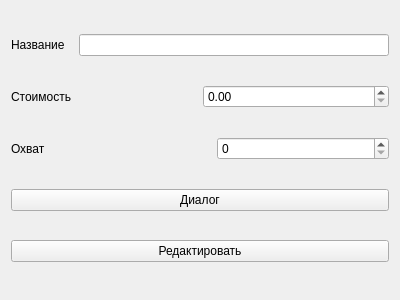
First picture: the form in AWS/channelform.ui, repository 9t0z1k/TSP-AWS, before the edit.
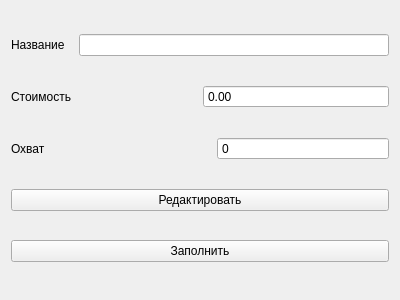
Second picture: the form after the edit.

The edit to the form file:
```diff
--- a/AWS/channelform.ui
+++ b/AWS/channelform.ui
@@ -56,6 +56,12 @@
        </item>
        <item>
         <widget class="QDoubleSpinBox" name="doubleSpinBox">
+         <property name="readOnly">
+          <bool>true</bool>
+         </property>
+         <property name="buttonSymbols">
+          <enum>QAbstractSpinBox::NoButtons</enum>
+         </property>
          <property name="maximum">
           <double>9999999999999999538762658202121142272.000000000000000</double>
          </property>
@@ -77,6 +83,12 @@
        </item>
        <item>
         <widget class="QSpinBox" name="spinBox">
+         <property name="readOnly">
+          <bool>true</bool>
+         </property>
+         <property name="buttonSymbols">
+          <enum>QAbstractSpinBox::NoButtons</enum>
+         </property>
          <property name="maximum">
           <number>999999999</number>
          </property>
@@ -84,13 +96,6 @@
        </item>
       </layout>
      </item>
-     <item>
-      <widget class="QPushButton" name="pushButton">
-       <property name="text">
-        <string>Диалог</string>
-       </property>
-      </widget>
-     </item>
      <item>
       <widget class="QPushButton" name="pushButton_2">
        <property name="text">
@@ -98,6 +103,13 @@
        </property>
       </widget>
      </item>
+     <item>
+      <widget class="QPushButton" name="pushButton">
+       <property name="text">
+        <string>Заполнить</string>
+       </property>
+      </widget>
+     </item>
     </layout>
    </item>
   </layout>
```
Left out of the diff: 6 changed lines with no effect on the pictures.
